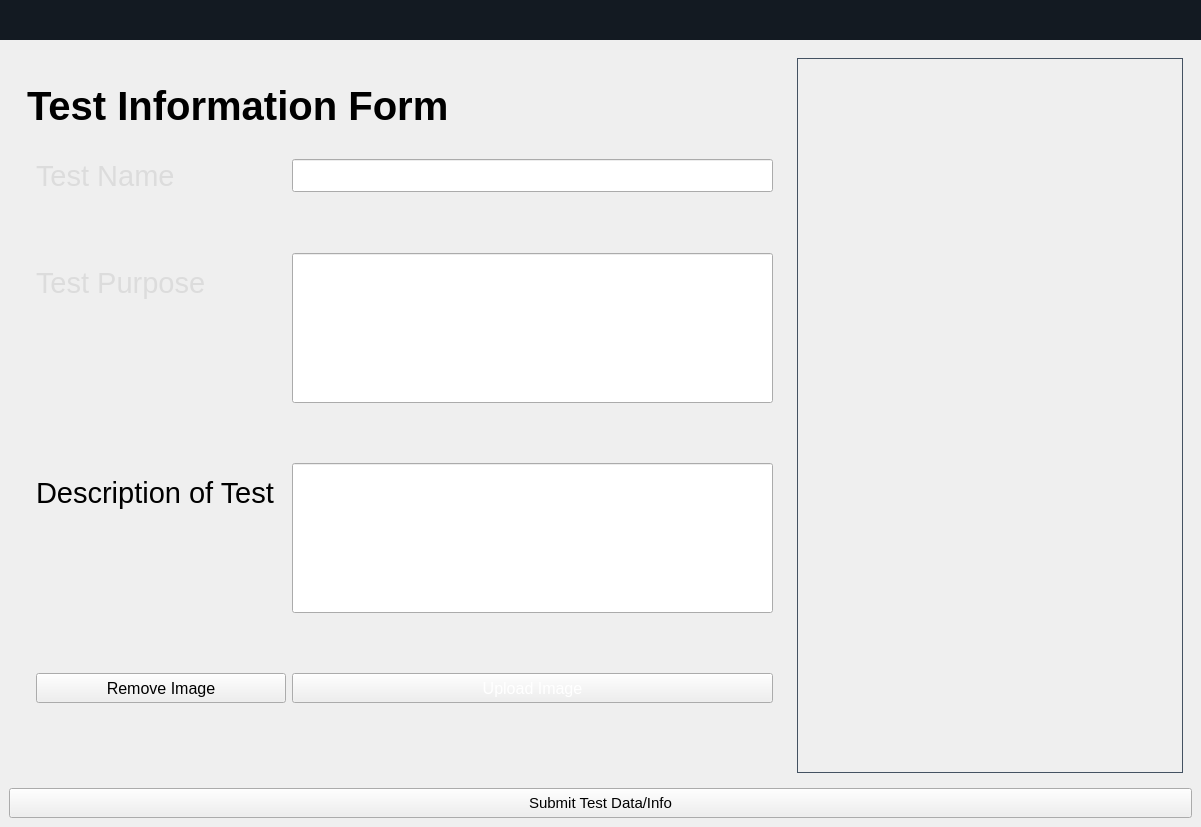
The window that src/Desktop Application/Version2/ui_main.ui (ahmed-nazir/Capstone) describes before a commit, drawn with Qt 5.
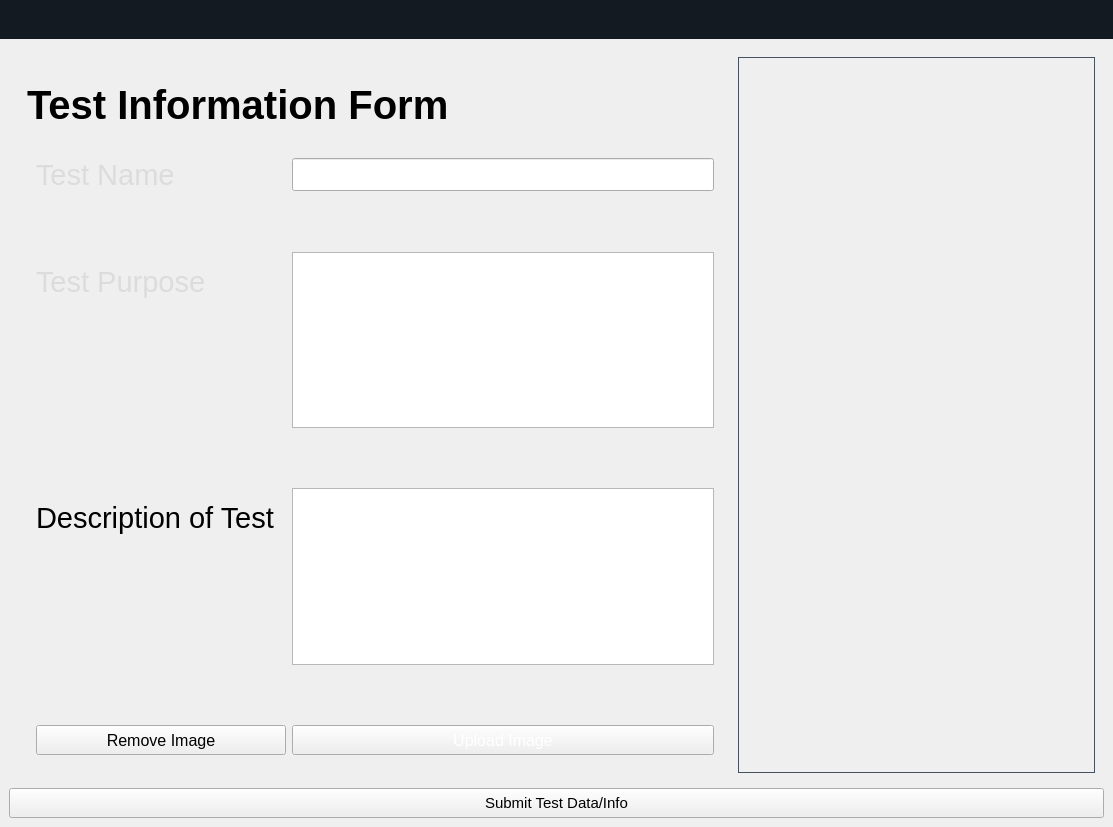
The same window after the commit. The open tabs and pages were chosen to show the change. Icons and pictures are not drawn.

What changed in the file:
```diff
--- a/src/Desktop Application/Version2/ui_main.ui
+++ b/src/Desktop Application/Version2/ui_main.ui
@@ -6,7 +6,7 @@
    <rect>
     <x>0</x>
     <y>0</y>
-    <width>1201</width>
+    <width>1113</width>
     <height>827</height>
    </rect>
   </property>
@@ -3465,22 +3465,6 @@
                          </property>
                         </widget>
                        </item>
-                       <item row="1" column="1">
-                        <widget class="QLineEdit" name="test_purpose">
-                         <property name="minimumSize">
-                          <size>
-                           <width>0</width>
-                           <height>150</height>
-                          </size>
-                         </property>
-                         <property name="styleSheet">
-                          <string notr="true">font-size:16pt; color:rgb(238, 238, 238)</string>
-                         </property>
-                         <property name="text">
-                          <string/>
-                         </property>
-                        </widget>
-                       </item>
                        <item row="2" column="0">
                         <widget class="QLabel" name="test_description_label">
                          <property name="font">
@@ -3493,24 +3477,6 @@
                          </property>
                         </widget>
                        </item>
-                       <item row="2" column="1">
-                        <widget class="QLineEdit" name="test_description">
-                         <property name="minimumSize">
-                          <size>
-                           <width>0</width>
-                           <height>150</height>
-                          </size>
-                         </property>
-                         <property name="font">
-                          <font>
-                           <pointsize>16</pointsize>
-                          </font>
-                         </property>
-                         <property name="text">
-                          <string/>
-                         </property>
-                        </widget>
-                       </item>
                        <item row="3" column="1">
                         <widget class="QPushButton" name="upload_image_button">
                          <property name="minimumSize">
@@ -3546,6 +3512,36 @@
                          </property>
                         </widget>
                        </item>
+                       <item row="1" column="1">
+                        <widget class="QTextEdit" name="test_purpose">
+                         <property name="minimumSize">
+                          <size>
+                           <width>0</width>
+                           <height>150</height>
+                          </size>
+                         </property>
+                         <property name="font">
+                          <font>
+                           <pointsize>16</pointsize>
+                          </font>
+                         </property>
+                        </widget>
+                       </item>
+                       <item row="2" column="1">
+                        <widget class="QTextEdit" name="test_description">
+                         <property name="minimumSize">
+                          <size>
+                           <width>0</width>
+                           <height>150</height>
+                          </size>
+                         </property>
+                         <property name="font">
+                          <font>
+                           <pointsize>16</pointsize>
+                          </font>
+                         </property>
+                        </widget>
+                       </item>
                       </layout>
                      </widget>
                     </item>
```
Left out of the diff: 2 changed lines with no effect on the pictures.
